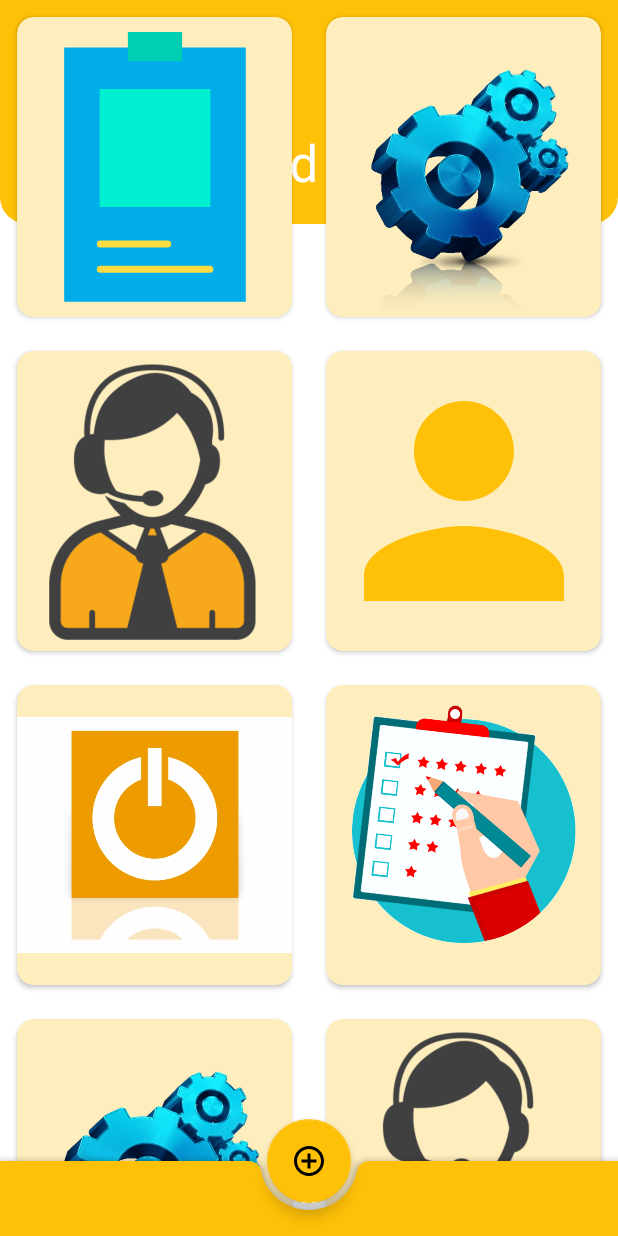
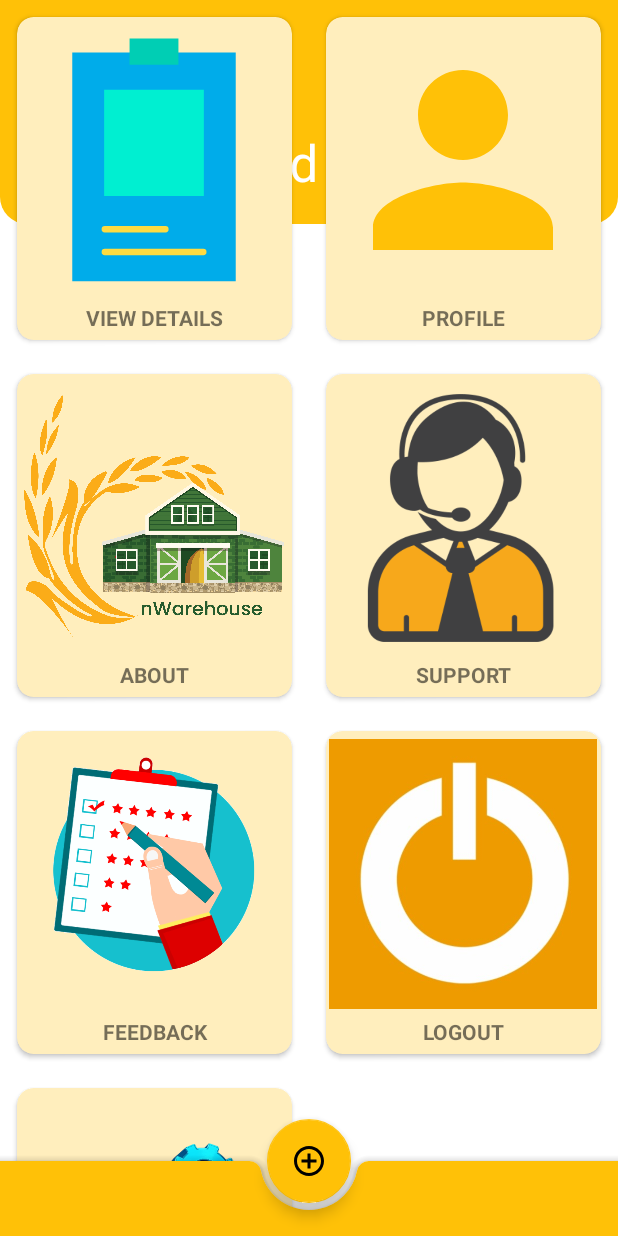
Before and after one commit to blackcloud007/warehouse, an Android app: the Dashboard screen opened directly, with no data from a screen before it, on a phone screen of 412 x 824 dp. Run offline under Robolectric (Android 15) with nearby library versions, the phone set to English and light mode, and no system bars.

```diff
--- a/app/src/main/AndroidManifest.xml
+++ b/app/src/main/AndroidManifest.xml
@@ -15,6 +15,7 @@
         <activity
             android:name=".login.LoginActivity"
             android:screenOrientation="portrait"
+            android:theme="@style/Theme.MaterialComponents.DayNight.NoActionBar"
             android:exported="true">
         <intent-filter>
             <action android:name="android.intent.action.MAIN" />
@@ -33,6 +34,7 @@
         <activity
             android:name=".dashboard.Dashboard"
             android:screenOrientation="portrait"
+            android:theme="@style/Theme.MaterialComponents.DayNight.NoActionBar"
             android:exported="false"
            >
         </activity>
--- a/app/src/main/java/com/example/warehouse1/dashboard/DashBoardAdapter.kt
+++ b/app/src/main/java/com/example/warehouse1/dashboard/DashBoardAdapter.kt
@@ -6,19 +6,19 @@ import android.view.ViewGroup
 import android.view.LayoutInflater
 import android.view.View
 import android.widget.ImageView
+import android.widget.TextView
 import com.example.warehouse1.R
 
-class DashBoardAdapter(private val myListList: List<DashBoardModel>, private val ct: Context, onTabListener: OnTabListener) :
-    RecyclerView.Adapter<DashBoardAdapter.ViewHolder>() {
-    private val onTabListener: OnTabListener = onTabListener
+class DashBoardAdapter(private val myListList: List<DashBoardModel>, private val ct: Context, private val onTabListener: OnTabListener) : RecyclerView.Adapter<DashBoardAdapter.ViewHolder>() {
     override fun onCreateViewHolder(parent: ViewGroup, viewType: Int): ViewHolder {
         val view = LayoutInflater.from(parent.context).inflate(R.layout.card_dashboard_layout, parent, false)
         return ViewHolder(view, onTabListener)
     }
 
     override fun onBindViewHolder(holder: ViewHolder, position: Int) {
-        val (img) = myListList[position]
-        holder.imageView.setImageDrawable(ct.resources.getDrawable(img))
+        val img = myListList[position]
+        holder.imageView.setImageDrawable(ct.resources.getDrawable(img.img))
+        holder.name.text=img.name
     }
 
     override fun getItemCount(): Int {
@@ -26,11 +26,8 @@ class DashBoardAdapter(private val myListList: List<DashBoardModel>, private val
     }
 
     inner class ViewHolder(itemView: View,onTabListener:OnTabListener) : RecyclerView.ViewHolder(itemView) ,View.OnClickListener {
-        val imageView: ImageView
-
-        init {
-            imageView = itemView.findViewById<View>(R.id.myimage) as ImageView
-        }
+        val imageView: ImageView = itemView.findViewById<View>(R.id.myimage) as ImageView
+        val name:TextView = itemView.findViewById<TextView>(R.id.tv_dashboard_card_name)
         var onTabListener:OnTabListener = onTabListener
         override fun onClick(view: View) {
             onTabListener.onClick(adapterPosition)
--- a/app/src/main/java/com/example/warehouse1/dashboard/DashBoardModel.kt
+++ b/app/src/main/java/com/example/warehouse1/dashboard/DashBoardModel.kt
@@ -1,3 +1,3 @@
 package com.example.warehouse1.dashboard
 
-data class DashBoardModel(val img:Int)
+data class DashBoardModel(val img:Int,val name:String)
--- a/app/src/main/java/com/example/warehouse1/dashboard/Dashboard.kt
+++ b/app/src/main/java/com/example/warehouse1/dashboard/Dashboard.kt
@@ -26,17 +26,13 @@ class Dashboard : AppCompatActivity(), DashBoardAdapter.OnTabListener {
     }
 
     private fun getdata() {
-        myLists!!.add(DashBoardModel(R.drawable.viewdetails))
-        myLists!!.add(DashBoardModel(R.drawable.setting))
-        myLists!!.add(DashBoardModel(R.drawable.support))
-        myLists!!.add(DashBoardModel(R.drawable.profile))
-        myLists!!.add(DashBoardModel(R.drawable.logout))
-        myLists!!.add(DashBoardModel(R.drawable.feedback))
-        myLists!!.add(DashBoardModel(R.drawable.setting))
-        myLists!!.add(DashBoardModel(R.drawable.support))
-        myLists!!.add(DashBoardModel(R.drawable.profile))
-        myLists!!.add(DashBoardModel(R.drawable.logout))
-        myLists!!.add(DashBoardModel(R.drawable.feedback))
+        myLists!!.add(DashBoardModel(R.drawable.viewdetails,"View Details"))
+        myLists!!.add(DashBoardModel(R.drawable.profile,"Profile"))
+        myLists!!.add(DashBoardModel(R.drawable.code_android_logo,"About"))
+        myLists!!.add(DashBoardModel(R.drawable.support,"Support"))
+        myLists!!.add(DashBoardModel(R.drawable.feedback,"Feedback"))
+        myLists!!.add(DashBoardModel(R.drawable.logout,"Logout"))
+        myLists!!.add(DashBoardModel(R.drawable.setting,"Settings"))
         adapter = DashBoardAdapter(myLists!!, this, onTabListener = this)
         rv!!.adapter = adapter
     }
@@ -46,13 +42,11 @@ class Dashboard : AppCompatActivity(), DashBoardAdapter.OnTabListener {
             R.drawable.viewdetails -> {
                 startActivity(Intent(applicationContext, ViewDetails::class.java))
             }
-            R.drawable.setting -> {
-                Toast.makeText(this,"Coming Soon",Toast.LENGTH_SHORT).show()
-            }
             R.drawable.logout -> {
                 Toast.makeText(this,"Logging out!!",Toast.LENGTH_SHORT).show()
                 finish()
             }
+            else -> Toast.makeText(this,"Coming Soon",Toast.LENGTH_SHORT).show()
         }
     }
 }
--- a/app/src/main/java/com/example/warehouse1/login/LoginActivity.kt
+++ b/app/src/main/java/com/example/warehouse1/login/LoginActivity.kt
@@ -14,7 +14,6 @@ class LoginActivity : AppCompatActivity() {
     override fun onCreate(savedInstanceState: Bundle?) {
         super.onCreate(savedInstanceState)
         setContentView(R.layout.activity_login)
-
         findViewById<Button>(R.id.login).setOnClickListener{
             if (findViewById<EditText>(R.id.username).text.trim().toString()=="1" && findViewById<EditText>(R.id.password).text.trim().toString()=="1")
             {
--- a/app/src/main/java/com/example/warehouse1/viewdetails/LotAdapter.kt
+++ b/app/src/main/java/com/example/warehouse1/viewdetails/LotAdapter.kt
@@ -7,6 +7,7 @@ import android.view.View
 import android.view.ViewGroup
 import android.widget.TextView
 import com.example.warehouse1.R
+import java.util.ArrayList
 
 class LotAdapter(context: Context?, l: List<LotModel>, onTabListener: OnTabListener) : RecyclerView.Adapter<LotAdapter.ViewHolder>() {
     var inflator: LayoutInflater = LayoutInflater.from(context)
@@ -36,6 +37,11 @@ class LotAdapter(context: Context?, l: List<LotModel>, onTabListener: OnTabListe
         return list.size
     }
 
+    fun filterList(filteredlist: ArrayList<LotModel>) {
+        list = filteredlist
+        notifyDataSetChanged()
+    }
+
     inner class ViewHolder(itemView: View, onTabListener: OnTabListener) :
         RecyclerView.ViewHolder(itemView), View.OnClickListener {
         var name: TextView = itemView.findViewById(R.id.tv_name)
--- a/app/src/main/res/layout/activity_viewdetails.xml
+++ b/app/src/main/res/layout/activity_viewdetails.xml
@@ -49,6 +49,11 @@ tools:context=".viewdetails.ViewDetails">
                     android:layout_width="wrap_content"
                     android:layout_height="wrap_content"
                     android:layout_gravity="right">
+                    <TextView
+                        android:layout_width="wrap_content"
+                        android:layout_height="wrap_content"
+                        android:layout_marginTop="10dp"
+                        android:text="Refresh:"/>
                     <ImageButton
                         android:id="@+id/bt_refresh"
                         android:layout_width="wrap_content"
--- a/app/src/main/res/layout/card_dashboard_layout.xml
+++ b/app/src/main/res/layout/card_dashboard_layout.xml
@@ -13,11 +13,22 @@
     <LinearLayout
         android:gravity="center"
         android:layout_width="match_parent"
-        android:layout_height="match_parent">
+        android:layout_height="match_parent"
+        android:orientation="vertical">
         <ImageView
+            android:layout_margin="5dp"
             android:id="@+id/myimage"
-            android:layout_width="200dp"
-            android:layout_height="200dp"/>
+            android:layout_width="180dp"
+            android:layout_height="180dp"/>
+        <TextView
+            android:id="@+id/tv_dashboard_card_name"
+            android:layout_width="match_parent"
+            android:layout_marginBottom="5dp"
+            android:layout_height="wrap_content"
+            android:gravity="center_horizontal"
+            android:textAllCaps="true"
+            android:textStyle="bold"
+            android:text="Coming soon!!"/>
     </LinearLayout>
 
 </androidx.cardview.widget.CardView>
--- a/app/src/main/res/values-night/themes.xml
+++ b/app/src/main/res/values-night/themes.xml
@@ -1,6 +1,6 @@
 <resources xmlns:tools="http://schemas.android.com/tools">
     <!-- Base application theme. -->
-    <style name="Theme.Warehouse1" parent="Theme.MaterialComponents.DayNight.NoActionBar">
+    <style name="Theme.Warehouse1" parent="Theme.MaterialComponents.DayNight">
         <!-- Primary brand color. -->
         <item name="colorPrimary">@color/purple_200</item>
         <item name="colorPrimaryVariant">@color/purple_700</item>
--- a/app/src/main/res/values/themes.xml
+++ b/app/src/main/res/values/themes.xml
@@ -1,6 +1,6 @@
 <resources xmlns:tools="http://schemas.android.com/tools">
     <!-- Base application theme. -->
-    <style name="Theme.Warehouse1" parent="Theme.MaterialComponents.DayNight.NoActionBar">
+    <style name="Theme.Warehouse1" parent="Theme.MaterialComponents.DayNight">
         <!-- Primary brand color. -->
         <item name="colorPrimary">@color/purple_500</item>
         <item name="colorPrimaryVariant">@color/purple_700</item>
```
Also changed, not shown: app/src/main/java/com/example/warehouse1/viewdetails/ViewDetails.kt (+57 -0 lines), app/src/main/res/menu/search_menu.xml (added, +17 -0 lines), app/src/main/res/drawable/logout.png.
